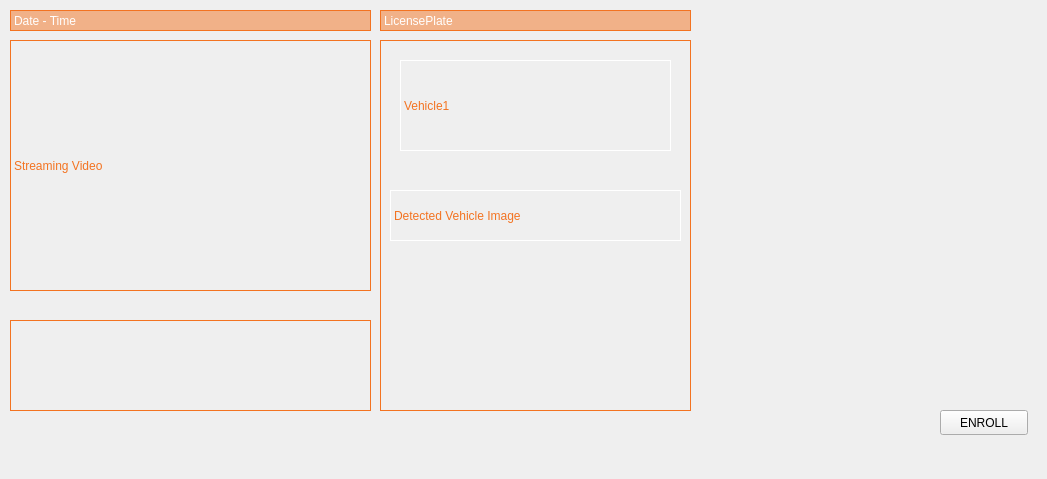
The window that cctv_36/src/ui/streaming.ui (VEDA-ThirtySix/PAMS-client) describes before a commit, drawn with Qt 5.
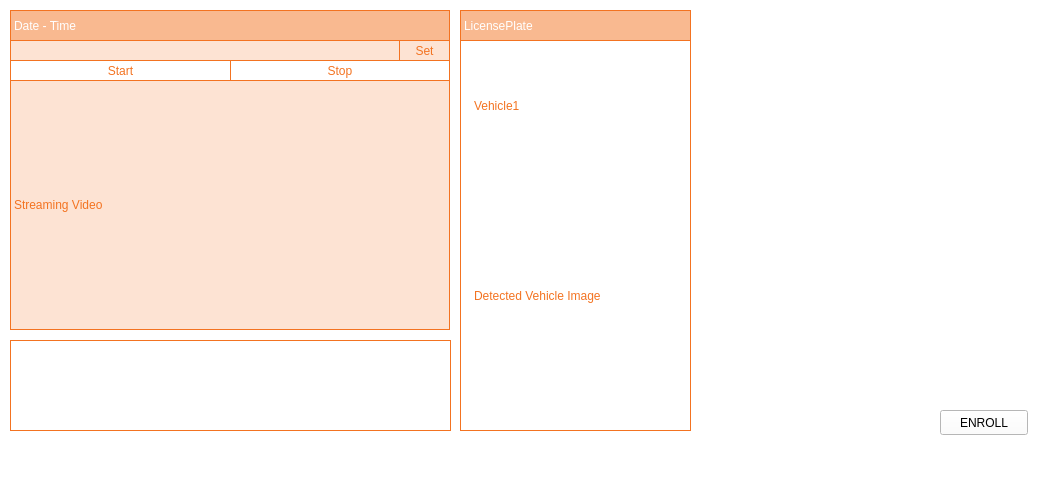
The same window after the commit. Icons and pictures are not drawn.

Commit message: feat: streaming UI 네트워크 입력, 실시간 스트리밍 영상 재생/정지

Diff of the .ui file:
```diff
--- a/cctv_36/src/ui/streaming.ui
+++ b/cctv_36/src/ui/streaming.ui
@@ -13,6 +13,9 @@
   <property name="windowTitle">
    <string>Form</string>
   </property>
+  <property name="styleSheet">
+   <string notr="true">background-color: rgb(255, 255, 255);</string>
+  </property>
   <widget class="QPushButton" name="pushButton_enroll">
    <property name="geometry">
     <rect>
@@ -32,7 +35,7 @@
      <x>0</x>
      <y>0</y>
      <width>691</width>
-     <height>431</height>
+     <height>451</height>
     </rect>
    </property>
    <property name="styleSheet">
@@ -46,15 +49,15 @@
     <property name="geometry">
      <rect>
       <x>10</x>
-      <y>40</y>
-      <width>361</width>
-      <height>251</height>
+      <y>80</y>
+      <width>440</width>
+      <height>250</height>
      </rect>
     </property>
     <property name="styleSheet">
      <string notr="true">font: 300 bold 13pt &quot;Quicksand Light&quot;;
 color:  rgb(243,115,33);
-background:none;
+background:rgba(243,115,33,0.2);
 border:1px solid rgb(243,115,33);</string>
     </property>
     <property name="text">
@@ -64,10 +67,10 @@
    <widget class="QFrame" name="bestshotFrame">
     <property name="geometry">
      <rect>
-      <x>380</x>
+      <x>460</x>
       <y>40</y>
-      <width>311</width>
-      <height>371</height>
+      <width>231</width>
+      <height>391</height>
      </rect>
     </property>
     <property name="styleSheet">
@@ -83,8 +86,8 @@
      <property name="geometry">
       <rect>
        <x>10</x>
-       <y>150</y>
-       <width>291</width>
+       <y>230</y>
+       <width>211</width>
        <height>51</height>
       </rect>
      </property>
@@ -102,9 +105,9 @@
     <widget class="QLabel" name="label_3">
      <property name="geometry">
       <rect>
-       <x>20</x>
+       <x>10</x>
        <y>20</y>
-       <width>271</width>
+       <width>211</width>
        <height>91</height>
       </rect>
      </property>
@@ -125,8 +128,8 @@
      <rect>
       <x>10</x>
       <y>10</y>
-      <width>361</width>
-      <height>21</height>
+      <width>440</width>
+      <height>31</height>
      </rect>
     </property>
     <property name="styleSheet">
@@ -142,10 +145,10 @@
    <widget class="QLabel" name="licensetitleLabel">
     <property name="geometry">
      <rect>
-      <x>380</x>
+      <x>460</x>
       <y>10</y>
-      <width>311</width>
-      <height>21</height>
+      <width>231</width>
+      <height>31</height>
      </rect>
     </property>
     <property name="styleSheet">
@@ -162,8 +165,8 @@
     <property name="geometry">
      <rect>
       <x>10</x>
-      <y>320</y>
-      <width>361</width>
+      <y>340</y>
+      <width>441</width>
       <height>91</height>
      </rect>
     </property>
@@ -179,15 +182,34 @@
    <widget class="QPushButton" name="startButton">
     <property name="geometry">
      <rect>
-      <x>180</x>
-      <y>290</y>
-      <width>31</width>
+      <x>10</x>
+      <y>60</y>
+      <width>221</width>
       <height>21</height>
      </rect>
     </property>
-    <property name="icon">
-     <iconset resource="../../images.qrc">
-      <normaloff>:/images/play.png</normaloff>:/images/play.png</iconset>
+    <property name="styleSheet">
+     <string notr="true">QPushButton{
+	color:  rgb(243,115,33);
+	background:none;
+	border:1px solid rgb(243,115,33);
+	font: 500 9pt &quot;Quicksand Medium&quot;;
+}
+QPushButton:selected{
+	color:  rgb(243,115,33);
+	background-color: rgba(243,115,33,0.3);
+	border:1px solid rgb(243,115,33);
+	font: 500 9pt &quot;Quicksand Medium&quot;;
+}
+QPushButton:hover {
+	color:  rgb(255, 255, 255);
+	background-color:rgba(243,115,33,0.3);
+	border:1px solid rgb(243,115,33);
+	font: 500 8pt &quot;Quicksand Medium&quot;;
+}</string>
+    </property>
+    <property name="text">
+     <string>Start</string>
     </property>
     <property name="iconSize">
      <size>
@@ -196,6 +218,95 @@
      </size>
     </property>
    </widget>
+   <widget class="QPushButton" name="stopButton">
+    <property name="geometry">
+     <rect>
+      <x>230</x>
+      <y>60</y>
+      <width>220</width>
+      <height>21</height>
+     </rect>
+    </property>
+    <property name="styleSheet">
+     <string notr="true">QPushButton{
+	color:  rgb(243,115,33);
+	background:none;
+	border:1px solid rgb(243,115,33);
+	font: 500 9pt &quot;Quicksand Medium&quot;;
+}
+QPushButton:selected{
+	color:  rgb(243,115,33);
+	background-color: rgba(243,115,33,0.3);
+	border:1px solid rgb(243,115,33);
+	font: 500 9pt &quot;Quicksand Medium&quot;;
+}
+QPushButton:hover {
+	color:  rgb(255, 255, 255);
+	background-color:rgba(243,115,33,0.3);
+	border:1px solid rgb(243,115,33);
+	font: 500 8pt &quot;Quicksand Medium&quot;;
+}</string>
+    </property>
+    <property name="text">
+     <string>Stop</string>
+    </property>
+   </widget>
+   <widget class="QLineEdit" name="addressInput">
+    <property name="geometry">
+     <rect>
+      <x>10</x>
+      <y>40</y>
+      <width>390</width>
+      <height>21</height>
+     </rect>
+    </property>
+    <property name="styleSheet">
+     <string notr="true">font: 10pt &quot;Sans Serif&quot;;
+color:  rgb(243,115,33);
+background:rgba(243,115,33,0.2);
+border:1px solid rgb(243,115,33);</string>
+    </property>
+    <property name="text">
+     <string/>
+    </property>
+    <property name="alignment">
+     <set>Qt::AlignCenter</set>
+    </property>
+   </widget>
+   <widget class="QPushButton" name="setButton">
+    <property name="geometry">
+     <rect>
+      <x>399</x>
+      <y>40</y>
+      <width>51</width>
+      <height>21</height>
+     </rect>
+    </property>
+    <property name="styleSheet">
+     <string notr="true">QPushButton{
+	color:  rgb(243,115,33);
+	background:rgba(243,115,33,0.2);
+	border:1px solid rgb(243,115,33);
+	font: 500 9pt &quot;Quicksand Medium&quot;;
+}
+QPushButton::selected{
+	color:  rgb(243,115,33);
+	background: rgba(243,115,33,0.3);
+	border:1px solid rgb(243,115,33);
+	font: 500 9pt &quot;Quicksand Medium&quot;;
+
+}
+QPushButton::hover {
+	color:  rgb(255, 255, 255);
+	background:rgb(208, 208, 208);
+	border:none;
+	font: 500 8pt &quot;Quicksand Medium&quot;;
+}</string>
+    </property>
+    <property name="text">
+     <string>Set</string>
+    </property>
+   </widget>
    <zorder>streamingLabel</zorder>
    <zorder>dateTimeLabel</zorder>
    <zorder>licensetitleLabel</zorder>
```
Left out of the diff: 11 changed lines with no effect on the pictures. The commit also changes 6 other files.
